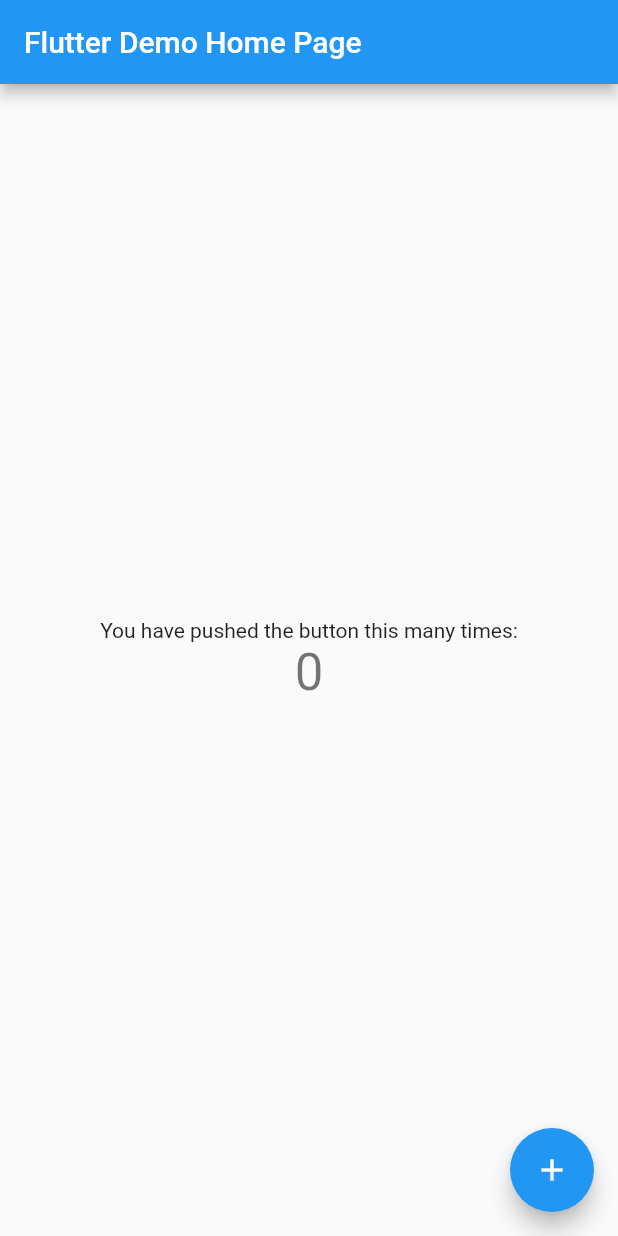
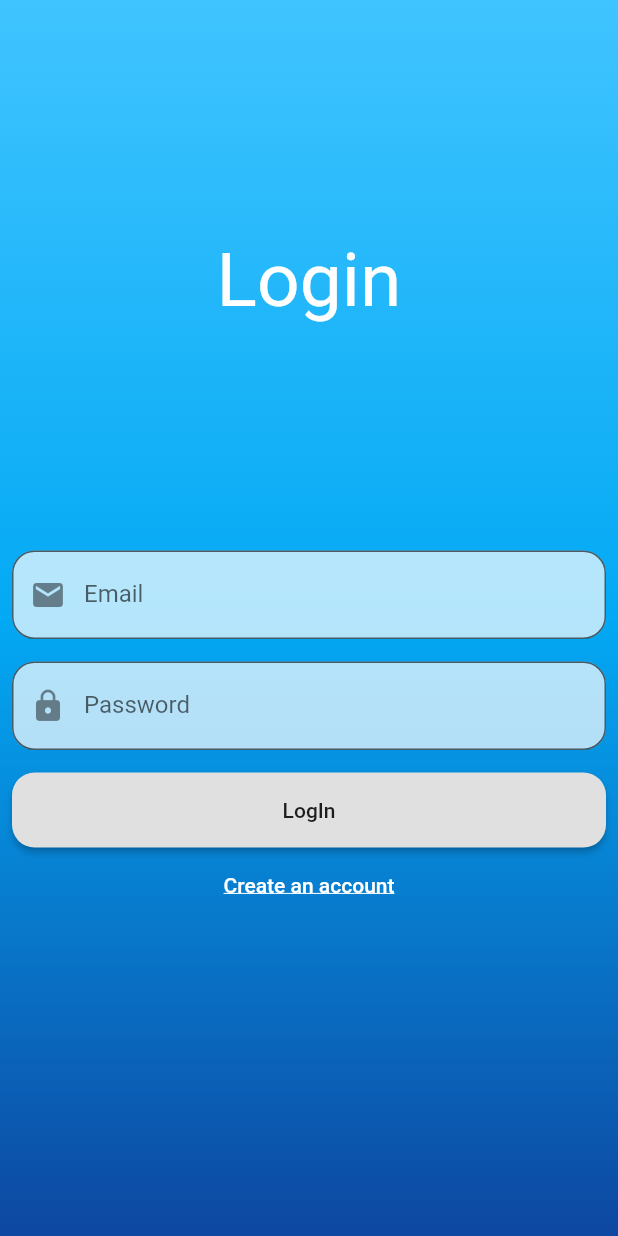
Before and after one commit to tsounguc/TodoListAppRedo, a Flutter app: the screen it shows after launch, on a phone screen of 412 x 824 dp. Run offline on Flutter 3.47's test engine with Material 2 defaults, Android fonts, the phone set to English and light mode, and no system bars.

Commit message:
First real commit- Worked on the login page UI

```diff
--- /dev/null
+++ b/lib/Login_And_Auth/loginPage.dart
@@ -0,0 +1,156 @@
+import 'package:flutter/cupertino.dart';
+import 'package:flutter/material.dart';
+
+class LoginPage extends StatefulWidget {
+  @override
+  _LoginPageState createState() => _LoginPageState();
+}
+
+class _LoginPageState extends State<LoginPage> {
+  String _email, _password;
+  final GlobalKey<ScaffoldState> _scaffoldKey = GlobalKey<ScaffoldState>();
+  final GlobalKey<FormState> _formkey = GlobalKey<FormState>();
+
+  @override
+  Widget build(BuildContext context) {
+    return Container(
+      decoration: BoxDecoration(
+        gradient: LinearGradient(
+          colors: [
+            Colors.blue[900],
+//            Colors.blue,
+            Colors.lightBlue,
+            Colors.lightBlueAccent
+          ],
+          begin: Alignment.bottomCenter,
+          end: Alignment.topCenter,
+        ),
+      ),
+      child: Scaffold(
+        key: _scaffoldKey,
+        backgroundColor: Colors.transparent,
+        body: GestureDetector(
+          onTap: () {
+            FocusScope.of(context).requestFocus(new FocusNode());
+          },
+          child: SingleChildScrollView(
+            child: Padding(
+              padding: const EdgeInsets.all(8.0),
+              child: Form(
+                key: _formkey,
+                child: Center(
+                  child: Column(
+                    crossAxisAlignment: CrossAxisAlignment.stretch,
+                    children: <Widget>[
+                      Padding(
+                        padding: const EdgeInsets.only(
+                            left: 8.0, top: 150, right: 8.0, bottom: 150),
+                        child: Center(
+                          child: Text(
+                            'Login',
+                            style: TextStyle(color: Colors.white, fontSize: 50),
+                          ),
+                        ),
+                      ),
+                      Padding(
+                        padding: EdgeInsets.only(
+                            left: 0.0, top: 0.0, right: 0.0, bottom: 15.0),
+                        child: TextFormField(
+                          autofocus: false,
+                          validator: (input) {
+                            if (input.isEmpty) {
+                              return 'Please type a valid email';
+                            }
+                            return null;
+                          },
+                          onSaved: (input) => _email = input,
+                          decoration: InputDecoration(
+                            filled: true,
+                            fillColor: Colors.white70,
+                            border: OutlineInputBorder(
+                              borderRadius: BorderRadius.circular(15.0),
+                            ),
+                            labelText: 'Email',
+                            prefixIcon: Icon(Icons.email),
+                          ),
+                        ),
+                      ),
+                      Padding(
+                        padding: const EdgeInsets.only(
+                            left: 0.0, top: 0.0, right: 0.0, bottom: 15),
+                        child: TextFormField(
+                          autofocus: false,
+                          validator: (input) {
+                            if (input.length < 6) {
+                              return 'Password must have at least 6 characters';
+                            }
+                            return null;
+                          },
+                          onSaved: (input) => _password = input,
+                          decoration: InputDecoration(
+                            filled: true,
+                            fillColor: Colors.white70,
+                            border: OutlineInputBorder(
+                              borderRadius: BorderRadius.circular(15.0),
+                            ),
+                            labelText: 'Password',
+                            prefixIcon: Icon(Icons.lock),
+                          ),
+                          obscureText: true,
+                        ),
+                      ),
+                      SizedBox(
+                        width: 200,
+                        height: 50,
+                        child: RaisedButton(
+                          shape: RoundedRectangleBorder(
+                            borderRadius: BorderRadius.circular(15),
+                          ),
+                          child: Text('LogIn'),
+                          onPressed: logIn,
+                        ),
+                      ),
+                      SizedBox(
+                        width: 200,
+                        height: 50,
+                        child: FlatButton(
+                          shape: RoundedRectangleBorder(
+                            borderRadius: BorderRadius.circular(15),
+                          ),
+                          color: Colors.transparent,
+                          child: Text(
+                            'Create an account',
+                            style: TextStyle(
+                                color: Colors.white,
+                                fontSize: 14,
+                                decoration: TextDecoration.underline),
+                          ),
+                          onPressed: navigateToSignUpPage,
+                        ),
+                      )
+                    ],
+                  ),
+                ),
+              ),
+            ),
+          ),
+        ),
+      ),
+    );
+  }
+
+  Future<void> logIn() async {
+    final formState = _formkey.currentState;
+    if (formState.validate()) {
+      formState.save();
+      try {} catch (e) {
+        _scaffoldKey.currentState.showSnackBar(SnackBar(
+          content: Text('${e.message}'),
+          duration: Duration(seconds: 5),
+        ));
+      }
+    }
+  }
+
+  void navigateToSignUpPage() {}
+}
--- a/lib/main.dart
+++ b/lib/main.dart
@@ -1,4 +1,5 @@
 import 'package:flutter/material.dart';
+import 'package:todolistappredo/Login_And_Auth/loginPage.dart';
 
 void main() {
   runApp(MyApp());
@@ -24,94 +25,9 @@ class MyApp extends StatelessWidget {
         // This makes the visual density adapt to the platform that you run
         // the app on. For desktop platforms, the controls will be smaller and
         // closer together (more dense) than on mobile platforms.
-        visualDensity: VisualDensity.adaptivePlatformDensity,
+//        visualDensity: VisualDensity.adaptivePlatformDensity,
       ),
-      home: MyHomePage(title: 'Flutter Demo Home Page'),
+      home: LoginPage(),
     );
   }
 }
-
-class MyHomePage extends StatefulWidget {
-  MyHomePage({Key key, this.title}) : super(key: key);
-
-  // This widget is the home page of your application. It is stateful, meaning
-  // that it has a State object (defined below) that contains fields that affect
-  // how it looks.
-
-  // This class is the configuration for the state. It holds the values (in this
-  // case the title) provided by the parent (in this case the App widget) and
-  // used by the build method of the State. Fields in a Widget subclass are
-  // always marked "final".
-
-  final String title;
-
-  @override
-  _MyHomePageState createState() => _MyHomePageState();
-}
-
-class _MyHomePageState extends State<MyHomePage> {
-  int _counter = 0;
-
-  void _incrementCounter() {
-    setState(() {
-      // This call to setState tells the Flutter framework that something has
-      // changed in this State, which causes it to rerun the build method below
-      // so that the display can reflect the updated values. If we changed
-      // _counter without calling setState(), then the build method would not be
-      // called again, and so nothing would appear to happen.
-      _counter++;
-    });
-  }
-
-  @override
-  Widget build(BuildContext context) {
-    // This method is rerun every time setState is called, for instance as done
-    // by the _incrementCounter method above.
-    //
-    // The Flutter framework has been optimized to make rerunning build methods
-    // fast, so that you can just rebuild anything that needs updating rather
-    // than having to individually change instances of widgets.
-    return Scaffold(
-      appBar: AppBar(
-        // Here we take the value from the MyHomePage object that was created by
-        // the App.build method, and use it to set our appbar title.
-        title: Text(widget.title),
-      ),
-      body: Center(
-        // Center is a layout widget. It takes a single child and positions it
-        // in the middle of the parent.
-        child: Column(
-          // Column is also a layout widget. It takes a list of children and
-          // arranges them vertically. By default, it sizes itself to fit its
-          // children horizontally, and tries to be as tall as its parent.
-          //
-          // Invoke "debug painting" (press "p" in the console, choose the
-          // "Toggle Debug Paint" action from the Flutter Inspector in Android
-          // Studio, or the "Toggle Debug Paint" command in Visual Studio Code)
-          // to see the wireframe for each widget.
-          //
-          // Column has various properties to control how it sizes itself and
-          // how it positions its children. Here we use mainAxisAlignment to
-          // center the children vertically; the main axis here is the vertical
-          // axis because Columns are vertical (the cross axis would be
-          // horizontal).
-          mainAxisAlignment: MainAxisAlignment.center,
-          children: <Widget>[
-            Text(
-              'You have pushed the button this many times:',
-            ),
-            Text(
-              '$_counter',
-              style: Theme.of(context).textTheme.headline4,
-            ),
-          ],
-        ),
-      ),
-      floatingActionButton: FloatingActionButton(
-        onPressed: _incrementCounter,
-        tooltip: 'Increment',
-        child: Icon(Icons.add),
-      ), // This trailing comma makes auto-formatting nicer for build methods.
-    );
-  }
-}
```
Also changed, not shown: lib/Login_And_Auth/auth.dart (added), pubspec.lock.
